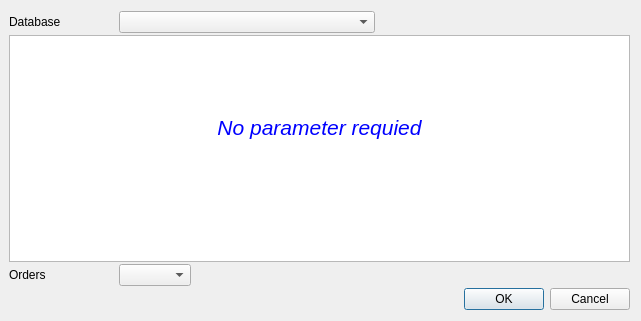
This is GUI/pgdbatool/dlgparameters.ui in marcotcal/PG-DBA-Tools as Qt 5 draws it before an edit. The edited form follows.
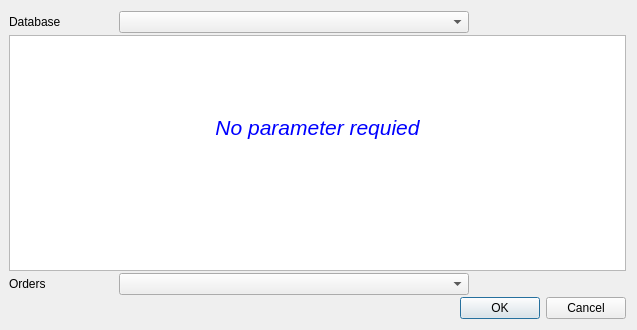
This is the edited form. The open tabs and pages were chosen to show the change.

Commit message: Databases on Parameters

```diff
--- a/GUI/pgdbatool/dlgparameters.ui
+++ b/GUI/pgdbatool/dlgparameters.ui
@@ -6,8 +6,8 @@
    <rect>
     <x>0</x>
     <y>0</y>
-    <width>641</width>
-    <height>321</height>
+    <width>637</width>
+    <height>330</height>
    </rect>
   </property>
   <property name="windowTitle">
@@ -52,6 +52,12 @@
          <verstretch>0</verstretch>
         </sizepolicy>
        </property>
+       <property name="minimumSize">
+        <size>
+         <width>350</width>
+         <height>0</height>
+        </size>
+       </property>
       </widget>
      </item>
      <item>
@@ -61,7 +67,7 @@
        </property>
        <property name="sizeHint" stdset="0">
         <size>
-         <width>40</width>
+         <width>150</width>
          <height>20</height>
         </size>
        </property>
@@ -132,13 +138,13 @@
           <string>&lt;!DOCTYPE HTML PUBLIC &quot;-//W3C//DTD HTML 4.0//EN&quot; &quot;http://www.w3.org/TR/REC-html40/strict.dtd&quot;&gt;
 &lt;html&gt;&lt;head&gt;&lt;meta name=&quot;qrichtext&quot; content=&quot;1&quot; /&gt;&lt;style type=&quot;text/css&quot;&gt;
 p, li { white-space: pre-wrap; }
-&lt;/style&gt;&lt;/head&gt;&lt;body style=&quot; font-family:'Ubuntu'; font-size:10pt; font-weight:400; font-style:normal;&quot;&gt;
-&lt;p align=&quot;center&quot; style=&quot;-qt-paragraph-type:empty; margin-top:0px; margin-bottom:0px; margin-left:0px; margin-right:0px; -qt-block-indent:0; text-indent:0px; font-family:'Noto Sans';&quot;&gt;&lt;br /&gt;&lt;/p&gt;
-&lt;p align=&quot;center&quot; style=&quot;-qt-paragraph-type:empty; margin-top:0px; margin-bottom:0px; margin-left:0px; margin-right:0px; -qt-block-indent:0; text-indent:0px; font-family:'Noto Sans';&quot;&gt;&lt;br /&gt;&lt;/p&gt;
-&lt;p align=&quot;center&quot; style=&quot;-qt-paragraph-type:empty; margin-top:0px; margin-bottom:0px; margin-left:0px; margin-right:0px; -qt-block-indent:0; text-indent:0px; font-family:'Noto Sans';&quot;&gt;&lt;br /&gt;&lt;/p&gt;
-&lt;p align=&quot;center&quot; style=&quot;-qt-paragraph-type:empty; margin-top:0px; margin-bottom:0px; margin-left:0px; margin-right:0px; -qt-block-indent:0; text-indent:0px; font-family:'Noto Sans';&quot;&gt;&lt;br /&gt;&lt;/p&gt;
-&lt;p align=&quot;center&quot; style=&quot;-qt-paragraph-type:empty; margin-top:0px; margin-bottom:0px; margin-left:0px; margin-right:0px; -qt-block-indent:0; text-indent:0px; font-family:'Noto Sans';&quot;&gt;&lt;br /&gt;&lt;/p&gt;
-&lt;p align=&quot;center&quot; style=&quot; margin-top:0px; margin-bottom:0px; margin-left:0px; margin-right:0px; -qt-block-indent:0; text-indent:0px;&quot;&gt;&lt;span style=&quot; font-family:'Noto Sans'; font-size:16pt; font-style:italic; color:#0000ff;&quot;&gt;No parameter requied&lt;/span&gt;&lt;/p&gt;&lt;/body&gt;&lt;/html&gt;</string>
+&lt;/style&gt;&lt;/head&gt;&lt;body style=&quot; font-family:'Noto Sans'; font-size:10pt; font-weight:400; font-style:normal;&quot;&gt;
+&lt;p align=&quot;center&quot; style=&quot;-qt-paragraph-type:empty; margin-top:0px; margin-bottom:0px; margin-left:0px; margin-right:0px; -qt-block-indent:0; text-indent:0px;&quot;&gt;&lt;br /&gt;&lt;/p&gt;
+&lt;p align=&quot;center&quot; style=&quot;-qt-paragraph-type:empty; margin-top:0px; margin-bottom:0px; margin-left:0px; margin-right:0px; -qt-block-indent:0; text-indent:0px;&quot;&gt;&lt;br /&gt;&lt;/p&gt;
+&lt;p align=&quot;center&quot; style=&quot;-qt-paragraph-type:empty; margin-top:0px; margin-bottom:0px; margin-left:0px; margin-right:0px; -qt-block-indent:0; text-indent:0px;&quot;&gt;&lt;br /&gt;&lt;/p&gt;
+&lt;p align=&quot;center&quot; style=&quot;-qt-paragraph-type:empty; margin-top:0px; margin-bottom:0px; margin-left:0px; margin-right:0px; -qt-block-indent:0; text-indent:0px;&quot;&gt;&lt;br /&gt;&lt;/p&gt;
+&lt;p align=&quot;center&quot; style=&quot;-qt-paragraph-type:empty; margin-top:0px; margin-bottom:0px; margin-left:0px; margin-right:0px; -qt-block-indent:0; text-indent:0px;&quot;&gt;&lt;br /&gt;&lt;/p&gt;
+&lt;p align=&quot;center&quot; style=&quot; margin-top:0px; margin-bottom:0px; margin-left:0px; margin-right:0px; -qt-block-indent:0; text-indent:0px;&quot;&gt;&lt;span style=&quot; font-size:16pt; font-style:italic; color:#0000ff;&quot;&gt;No parameter requied&lt;/span&gt;&lt;/p&gt;&lt;/body&gt;&lt;/html&gt;</string>
          </property>
         </widget>
        </item>
@@ -165,7 +171,14 @@
       </widget>
      </item>
      <item>
-      <widget class="QComboBox" name="cb_order"/>
+      <widget class="QComboBox" name="cb_order">
+       <property name="minimumSize">
+        <size>
+         <width>350</width>
+         <height>0</height>
+        </size>
+       </property>
+      </widget>
      </item>
      <item>
       <spacer name="horizontalSpacer">
```
The commit also changes 6 other files.
